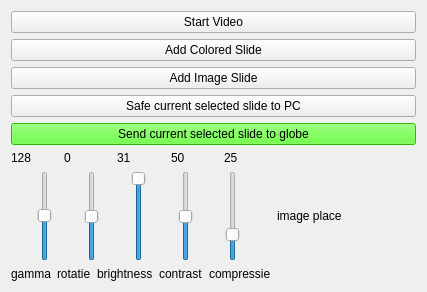
First picture: the form in slidecontrol.ui, repository magnocube/POV-Globe, before the edit.
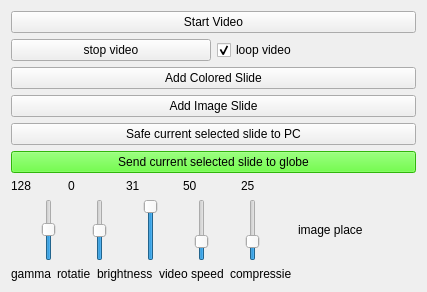
Second picture: the form after the edit.

Commit message: add video support v2

The edit to the form file:
```diff
--- a/slidecontrol.ui
+++ b/slidecontrol.ui
@@ -23,6 +23,27 @@
        </property>
       </widget>
      </item>
+     <item>
+      <layout class="QHBoxLayout" name="horizontalLayout_6">
+       <item>
+        <widget class="QPushButton" name="pushButton_2">
+         <property name="text">
+          <string>stop video</string>
+         </property>
+        </widget>
+       </item>
+       <item>
+        <widget class="QCheckBox" name="loopCheckBox">
+         <property name="text">
+          <string>loop video</string>
+         </property>
+         <property name="checked">
+          <bool>true</bool>
+         </property>
+        </widget>
+       </item>
+      </layout>
+     </item>
      <item>
       <widget class="QPushButton" name="pushButton">
        <property name="text">
@@ -161,7 +182,7 @@
          <item>
           <widget class="QSlider" name="contrastSlider">
            <property name="maximum">
-            <number>100</number>
+            <number>200</number>
            </property>
            <property name="singleStep">
             <number>10</number>
@@ -218,7 +239,7 @@
          <item>
           <widget class="QLabel" name="label_4">
            <property name="text">
-            <string>contrast</string>
+            <string>video speed</string>
            </property>
           </widget>
          </item>
```
Left out of the diff: 4 changed lines with no effect on the pictures. Lines whose indentation alone changed are shown as unchanged. The commit also changes 3 other files.
